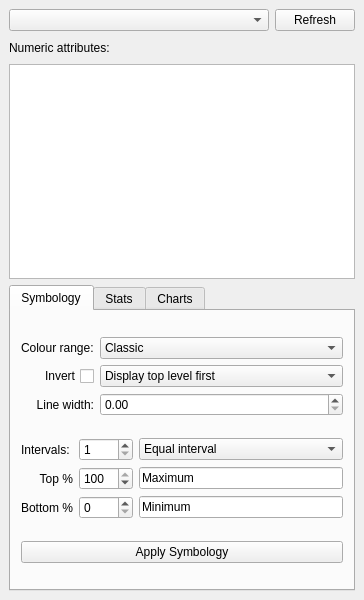
The window that esstoolkit/explorer/ui_Explorer.ui (SpaceGroupUCL/qgisSpaceSyntaxToolkit) describes before a commit, drawn with Qt 5.
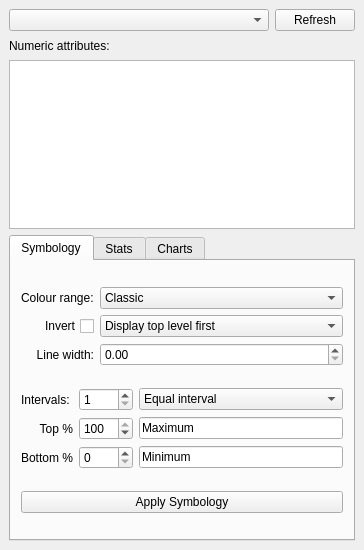
The same window after the commit.

```diff
--- a/esstoolkit/explorer/ui_Explorer.ui
+++ b/esstoolkit/explorer/ui_Explorer.ui
@@ -7,13 +7,13 @@
     <x>0</x>
     <y>0</y>
     <width>364</width>
-    <height>600</height>
+    <height>550</height>
    </rect>
   </property>
   <property name="minimumSize">
    <size>
     <width>364</width>
-    <height>600</height>
+    <height>550</height>
    </size>
   </property>
   <property name="windowTitle">
```
